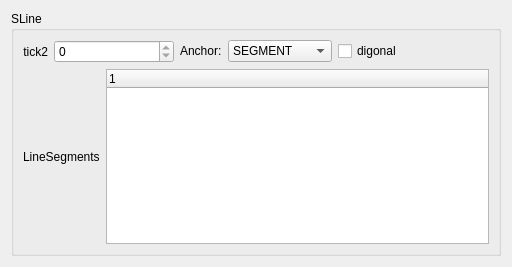
The window that mscore/mscore/line.ui (musescore/musescore-old) describes before a commit, drawn with Qt 5.
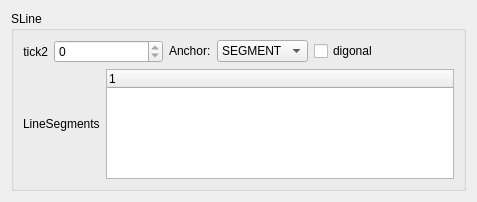
The same window after the commit.

Diff of the .ui file:
```diff
--- a/mscore/mscore/line.ui
+++ b/mscore/mscore/line.ui
@@ -1,12 +1,12 @@
 <ui version="4.0" >
  <class>SLineBase</class>
- <widget class="QWidget" name="SLineBase" >
-  <property name="geometry" >
+ <widget class="QWidget" name="SLineBase">
+  <property name="geometry">
    <rect>
     <x>0</x>
     <y>0</y>
-    <width>512</width>
-    <height>267</height>
+    <width>477</width>
+    <height>202</height>
    </rect>
   </property>
   <property name="windowTitle" >
```
Left out of the diff: 67 changed lines with no effect on the pictures.
